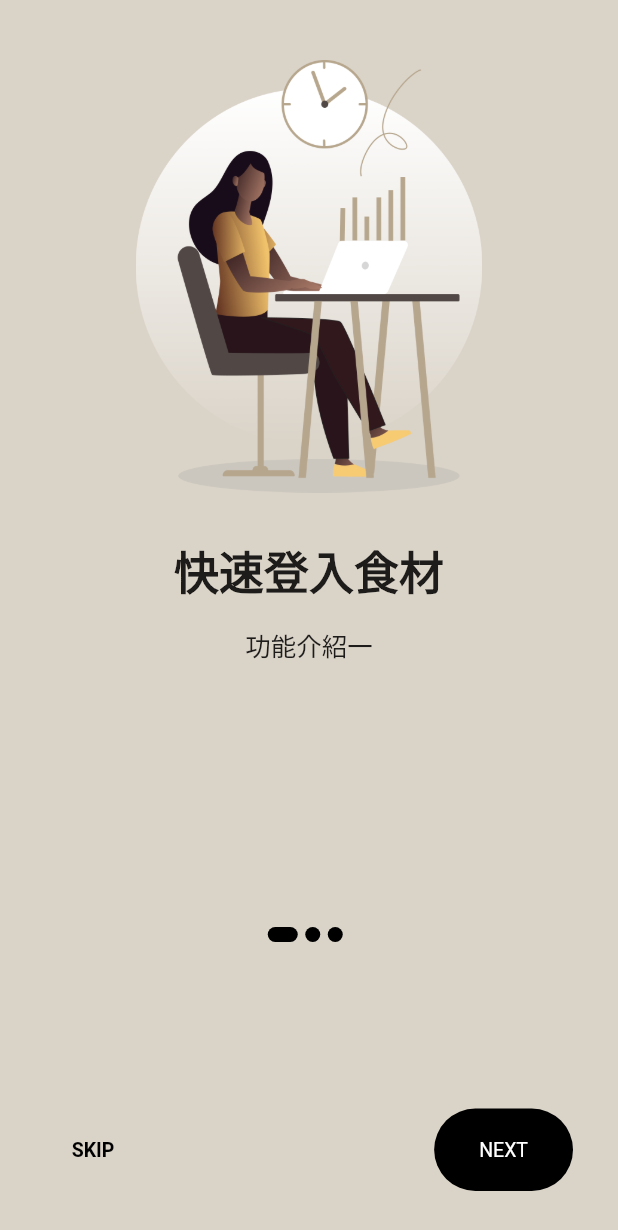
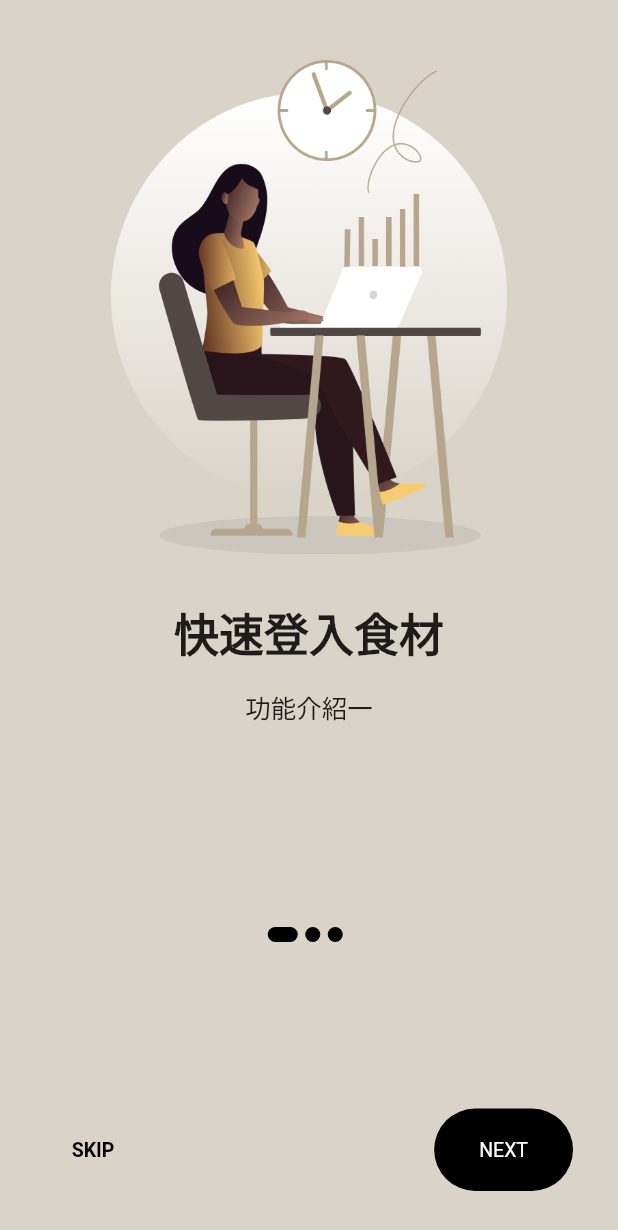
Before and after one commit to SHUSHU010829/Save_food_Battle, a Flutter app: the screen it shows after launch, on a phone screen of 412 x 824 dp. Shown: the top 1230 px of the screen. Run offline on Flutter 3.47's test engine with Material 2 defaults, Android fonts, the phone set to English and light mode, and no system bars; Roboto replaces fonts that are missing (GenJyuuGothic).

Commit message:
update onboarding + image2, 3

```diff
--- a/frontend/lib/main.dart
+++ b/frontend/lib/main.dart
@@ -14,9 +14,7 @@ class MyApp extends StatelessWidget {
     return MaterialApp(
       title: 'Food_Battle_App',
       debugShowCheckedModeBanner: false,
-      theme: ThemeData(
-
-      ),
+      theme: ThemeData(),
       home: const OnboardingScreen(),
     );
   }
--- a/frontend/lib/screen/onboarding_contents.dart
+++ b/frontend/lib/screen/onboarding_contents.dart
@@ -18,11 +18,11 @@ List<OnboardingContents> contents = [
   OnboardingContents(
     title: "多人同居",
     image: "assets/images/image2.png",
-    desc:"功能介紹二",
+    desc: "功能介紹二",
   ),
   OnboardingContents(
     title: "食材掃描",
     image: "assets/images/image3.png",
-    desc:"功能介紹三",
+    desc: "功能介紹三",
   ),
 ];
--- a/frontend/lib/screen/onboarding_screen.dart
+++ b/frontend/lib/screen/onboarding_screen.dart
@@ -3,7 +3,6 @@
 import 'package:flutter/material.dart';
 import 'package:frontend/size_config.dart';
 import 'package:frontend/screen/onboarding_contents.dart';
-import 'package:google_fonts/google_fonts.dart';
 
 class OnboardingScreen extends StatefulWidget {
   const OnboardingScreen({Key? key}) : super(key: key);
@@ -15,7 +14,11 @@ class OnboardingScreen extends StatefulWidget {
 class _OnboardingScreenState extends State<OnboardingScreen> {
   final _controller = PageController();
   int _currentPage = 0;
-  List colors = [const Color(0xffDAD3C8), const Color(0xffFFE5DE), const Color(0xffDCF6E6)];
+  List colors = [
+    const Color(0xffDAD3C8),
+    const Color(0xffFFE5DE),
+    const Color(0xffDCF6E6)
+  ];
 
   AnimatedContainer _buildDots({int? index}) {
     return AnimatedContainer(
@@ -59,7 +62,7 @@ class _OnboardingScreenState extends State<OnboardingScreen> {
                       children: [
                         Image.asset(
                           contents[i].image,
-                          height: SizeConfig.blockV! * 35,
+                          height: SizeConfig.blockV! * 40,
                         ),
                         SizedBox(
                           height: (height >= 880) ? 60 : 30,
@@ -67,8 +70,7 @@ class _OnboardingScreenState extends State<OnboardingScreen> {
                         Text(
                           contents[i].title,
                           textAlign: TextAlign.center,
-                          style:
-                          TextStyle(
+                          style: TextStyle(
                             fontFamily: 'GenJyuuGothic',
                             fontWeight: FontWeight.w700,
                             fontSize: (width <= 550) ? 30 : 35,
```
Also changed, not shown: frontend/lib/screen/home_screen.dart (deleted, +0 -26 lines), frontend/assets/images/image2.png, frontend/assets/images/image3.png.
